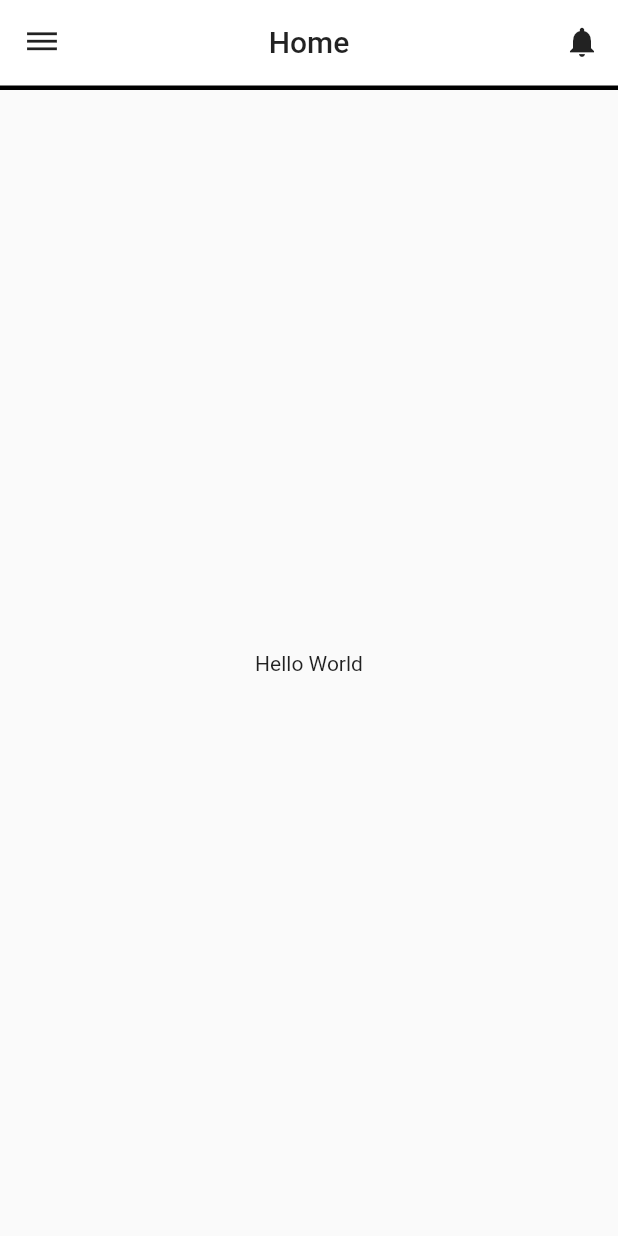
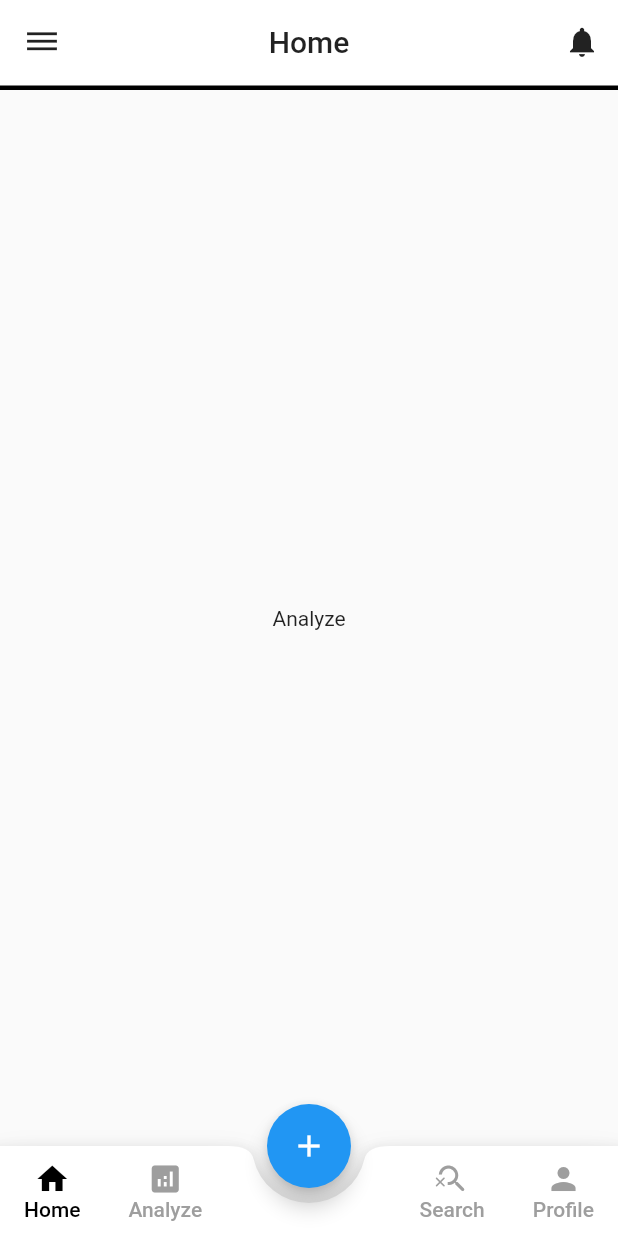
Before and after one commit to anshyyy/Pockey, a Flutter app: the screen it shows after launch, on a phone screen of 412 x 824 dp. Run offline on Flutter 3.47's test engine with Material 2 defaults, Android fonts, the phone set to English and light mode, and no system bars.

Commit message:
added navbar and pages

```diff
--- /dev/null
+++ b/lib/view/analyze.dart
@@ -0,0 +1,12 @@
+import 'package:flutter/material.dart';
+
+class Analyze extends StatelessWidget {
+  const Analyze({super.key});
+
+  @override
+  Widget build(BuildContext context) {
+    return Scaffold(
+      body: Center(child: Text("Analyze")),
+    );
+  }
+}
--- /dev/null
+++ b/lib/view/dashboard.dart
@@ -0,0 +1,12 @@
+import 'package:flutter/material.dart';
+
+class DashBoard extends StatelessWidget {
+  const DashBoard({super.key});
+
+  @override
+  Widget build(BuildContext context) {
+    return Scaffold(
+      body: Center(child: Text("DashBoard")),
+    );
+  }
+}
--- a/lib/view/homeScreen.dart
+++ b/lib/view/homeScreen.dart
@@ -1,8 +1,8 @@
-import 'package:flutter/src/animation/animation_controller.dart';
-import 'package:flutter/src/widgets/framework.dart';
-import 'package:flutter/src/widgets/placeholder.dart';
-import 'package:flutter/src/widgets/ticker_provider.dart';
 import 'package:flutter/material.dart';
+import 'package:pockey/view/analyze.dart';
+import 'package:pockey/view/dashboard.dart';
+import 'package:pockey/view/profile.dart';
+import 'package:pockey/view/search.dart';
 
 class HomePage extends StatefulWidget {
   const HomePage({super.key});
@@ -14,6 +14,15 @@ class HomePage extends StatefulWidget {
 class _HomePageState extends State<HomePage>
     with SingleTickerProviderStateMixin {
   late AnimationController _controller;
+  int currentTab = 0;
+  final List<String> screens = [
+    "Home",
+    "Analyze",
+    "Search",
+    "Profile",
+  ];
+  final PageStorageBucket bucket = PageStorageBucket();
+  Widget currentScreen = Analyze();
 
   @override
   void initState() {
@@ -47,8 +56,8 @@ class _HomePageState extends State<HomePage>
             color: Colors.black87,
             tooltip: "Settings",
           ),
-          title: const Text(
-            "Home",
+          title: Text(
+            screens[currentTab],
             style: TextStyle(color: Colors.black87),
           ),
           actions: [
@@ -59,7 +68,126 @@ class _HomePageState extends State<HomePage>
               tooltip: "Open Notifications",
             )
           ]),
-      body: Center(child: Text("Hello World")),
+      body: PageStorage(bucket: bucket, child: currentScreen),
+      floatingActionButton: FloatingActionButton(
+        child: Icon(Icons.add),
+        onPressed: () {},
+      ),
+      floatingActionButtonLocation: FloatingActionButtonLocation.centerDocked,
+      bottomNavigationBar: BottomAppBar(
+        shape: CircularNotchedRectangle(),
+        notchMargin: 10,
+        child: Container(
+          height: 60,
+          child: Row(
+            mainAxisAlignment: MainAxisAlignment.spaceBetween,
+            children: [
+              Row(
+                crossAxisAlignment: CrossAxisAlignment.start,
+                children: [
+                  MaterialButton(
+                    minWidth: 40,
+                    onPressed: () {
+                      setState(() {
+                        currentScreen = DashBoard();
+                        currentTab = 0;
+                      });
+                    },
+                    child: Column(
+                      mainAxisAlignment: MainAxisAlignment.center,
+                      children: [
+                        Icon(
+                          Icons.home,
+                          color: currentTab == 0 ? Colors.black : Colors.grey,
+                        ),
+                        Text("Home",
+                            style: TextStyle(
+                                color: currentTab == 0
+                                    ? Colors.black
+                                    : Colors.grey))
+                      ],
+                    ),
+                  ),
+                  MaterialButton(
+                    minWidth: 40,
+                    onPressed: () {
+                      setState(() {
+                        currentScreen = Analyze();
+                        currentTab = 1;
+                      });
+                    },
+                    child: Column(
+                      mainAxisAlignment: MainAxisAlignment.center,
+                      children: [
+                        Icon(
+                          Icons.analytics,
+                          color: currentTab == 1 ? Colors.black : Colors.grey,
+                        ),
+                        Text("Analyze",
+                            style: TextStyle(
+                                color: currentTab == 1
+                                    ? Colors.black
+                                    : Colors.grey))
+                      ],
+                    ),
+                  ),
+                ],
+              ),
+              Row(
+                crossAxisAlignment: CrossAxisAlignment.start,
+                children: [
+                  MaterialButton(
+                    minWidth: 40,
+                    onPressed: () {
+                      setState(() {
+                        currentScreen = Search();
+                        currentTab = 2;
+                      });
+                    },
+                    child: Column(
+                      mainAxisAlignment: MainAxisAlignment.center,
+                      children: [
+                        Icon(
+                          Icons.search_off_rounded,
+                          color: currentTab == 2 ? Colors.black : Colors.grey,
+                        ),
+                        Text("Search",
+                            style: TextStyle(
+                                color: currentTab == 2
+                                    ? Colors.black
+                                    : Colors.grey))
+                      ],
+                    ),
+                  ),
+                  MaterialButton(
+                    minWidth: 40,
+                    onPressed: () {
+                      setState(() {
+                        currentScreen = Profile();
+                        currentTab = 3;
+                      });
+                    },
+                    child: Column(
+                      mainAxisAlignment: MainAxisAlignment.center,
+                      children: [
+                        Icon(
+                          Icons.person,
+                          color: currentTab == 3 ? Colors.black : Colors.grey,
+                        ),
+                        Text("Profile",
+                            style: TextStyle(
+                                color: currentTab == 3
+                                    ? Colors.black
+                                    : Colors.grey))
+                      ],
+                    ),
+                  ),
+                ],
+              )
+            ],
+          ),
+        ),
+      ),
     );
   }
 }
--- /dev/null
+++ b/lib/view/profile.dart
@@ -0,0 +1,12 @@
+import 'package:flutter/material.dart';
+
+class Profile extends StatelessWidget {
+  const Profile({super.key});
+
+  @override
+  Widget build(BuildContext context) {
+    return Scaffold(
+      body: Center(child: Text("Profile")),
+    );
+  }
+}
--- /dev/null
+++ b/lib/view/search.dart
@@ -0,0 +1,12 @@
+import 'package:flutter/material.dart';
+
+class Search extends StatelessWidget {
+  const Search({super.key});
+
+  @override
+  Widget build(BuildContext context) {
+    return Scaffold(
+      body: Center(child: Text("Search")),
+    );
+  }
+}
```
Also changed, not shown: lib/view/addGoal.dart (added).
